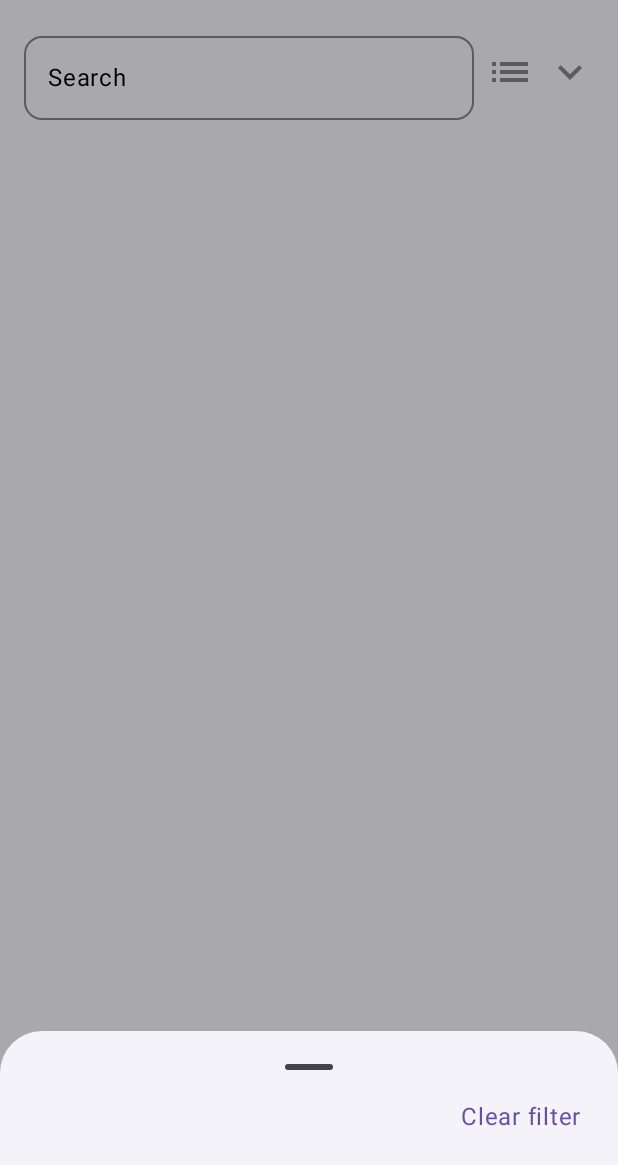
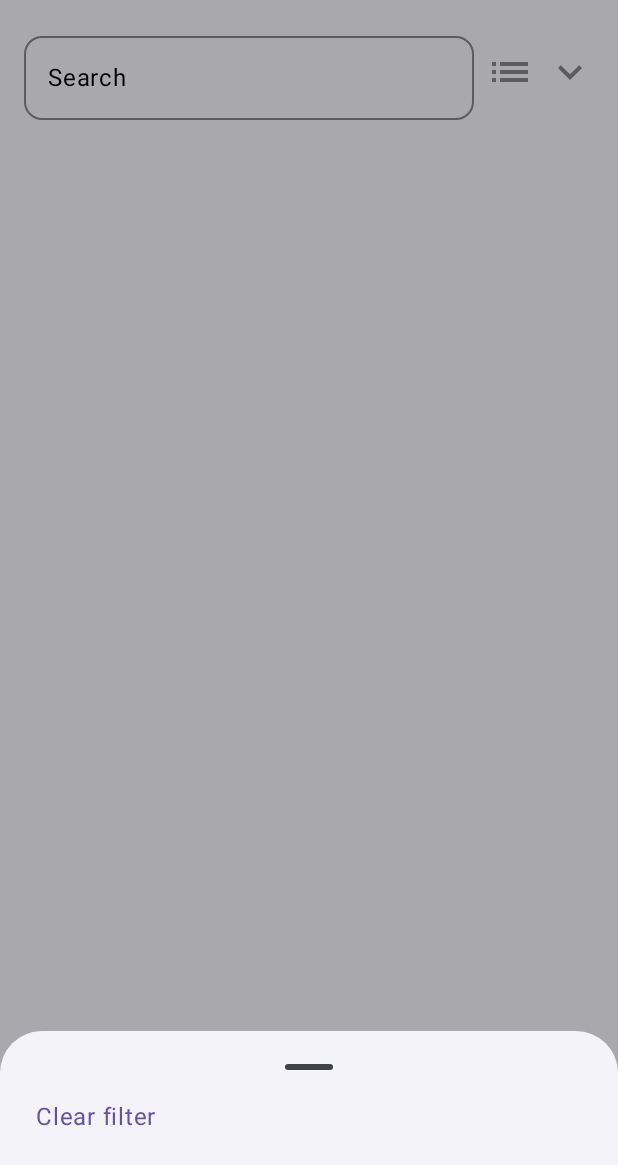
Before and after one commit to Jithin-Jude/DukaanDost, an Android app built with Jetpack Compose: the screen it shows after launch (MainActivity), after a tap on "Filter", on a phone screen of 412 x 824 dp. Shown: the top 1165 px of the screen. Run offline under Robolectric (Android 15) with nearby library versions, the phone set to English and light mode, and no system bars; our stand-ins replace Dagger/Hilt's generated code, window size class; pictures from the network do not load.

Commit message:
Clear filter spacing

```diff
--- a/app/src/main/java/dev/artium/dukaandost/ui/feature/HomeScreenView.kt
+++ b/app/src/main/java/dev/artium/dukaandost/ui/feature/HomeScreenView.kt
@@ -166,8 +166,6 @@ fun FilterOptionBottomSheet(
                     })
             }
             item {
-                Row {
-                    Spacer(modifier = Modifier.weight(1f))
                 Text(text = "Clear filter",
                     style = Typography.bodyLarge, color = Purple40,
                     modifier = Modifier.clickable {
@@ -176,7 +174,6 @@ fun FilterOptionBottomSheet(
                         onDismiss()
                     }
                 )
-                }
             }
         }
     }
```
Lines whose indentation alone changed are shown as unchanged.
